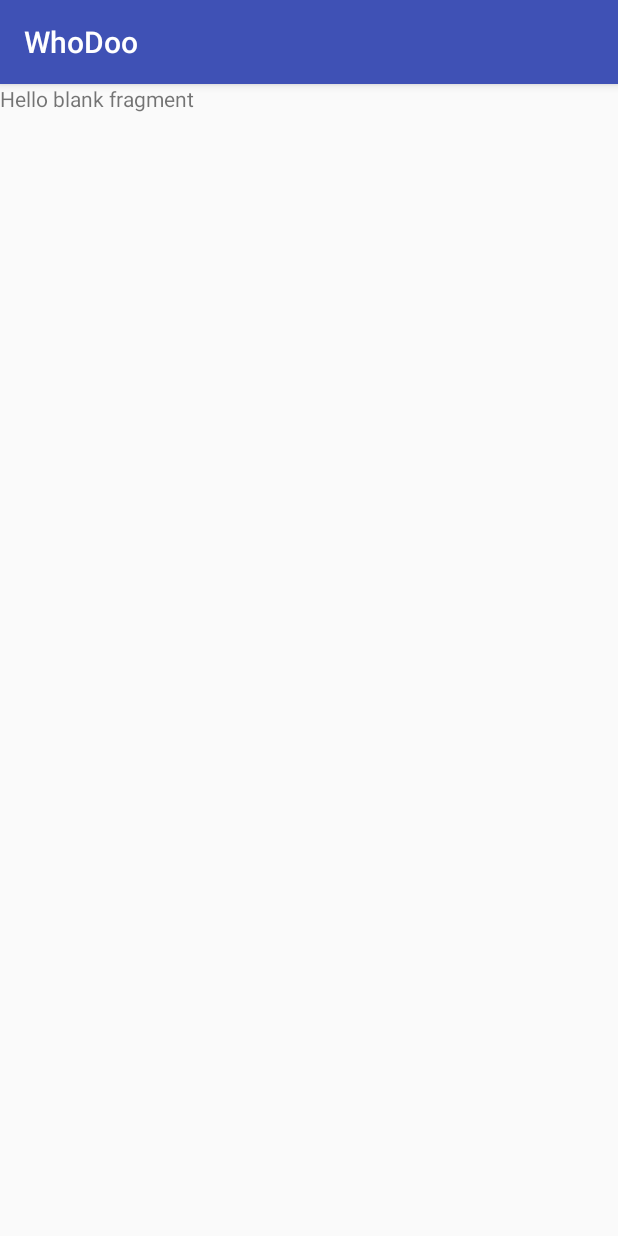
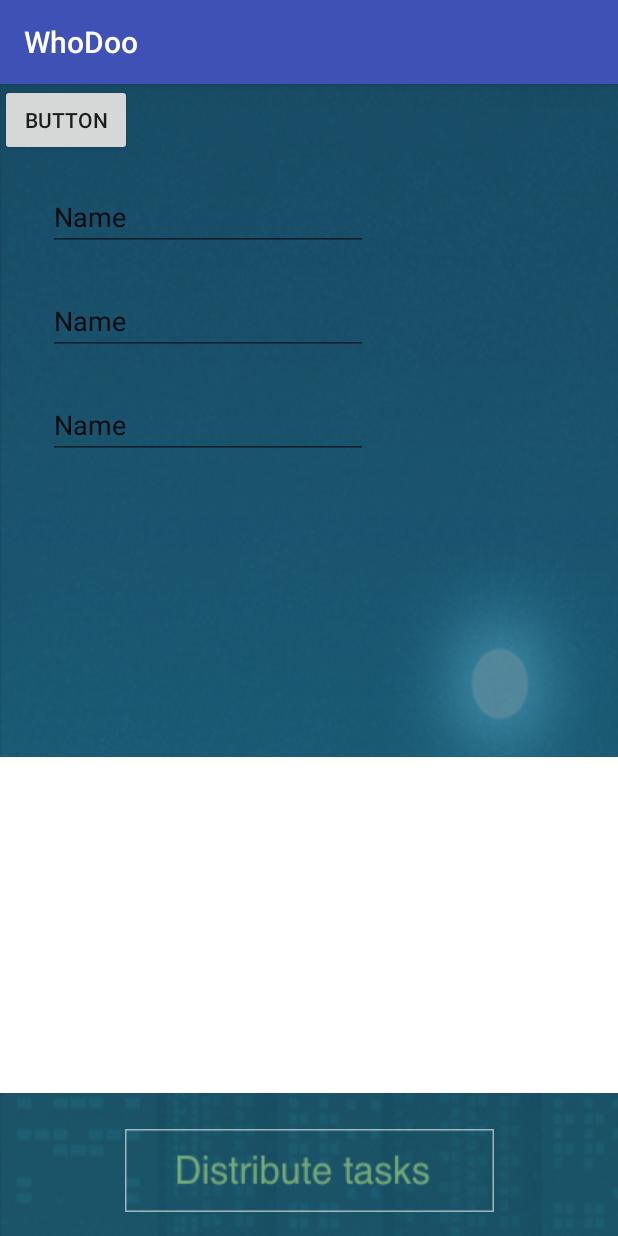
Before and after one commit to junlay/WhoDoo, an Android app: the fragment CreateTaskFragment placed in its activity, on a phone screen of 412 x 824 dp. Run offline under Robolectric (Android 15) with nearby library versions, the phone set to English and light mode, and no system bars.

Commit message:
project create done

```diff
--- a/app/src/main/java/com/example/whodoo/DB/DatabaseSQLite.java
+++ b/app/src/main/java/com/example/whodoo/DB/DatabaseSQLite.java
@@ -46,7 +46,7 @@ public class DatabaseSQLite extends SQLiteOpenHelper {
 
 
     }
-    /*
+
     public void addTask(Task task, int id){
         SQLiteDatabase db = this.getWritableDatabase();
 
@@ -60,7 +60,7 @@ public class DatabaseSQLite extends SQLiteOpenHelper {
         db.insert("tasks",null,cv);
 
     }
-    */
+
     public boolean checkUser(Context context, String email, String password) {
 
         // array of columns to fetch
--- a/app/src/main/java/com/example/whodoo/Fragments/CreateTaskFragment.java
+++ b/app/src/main/java/com/example/whodoo/Fragments/CreateTaskFragment.java
@@ -3,9 +3,13 @@ package com.example.whodoo.Fragments;
 
 import android.os.Bundle;
 import android.support.v4.app.Fragment;
+import android.support.v4.app.FragmentTransaction;
 import android.view.LayoutInflater;
 import android.view.View;
 import android.view.ViewGroup;
+import android.widget.Button;
+import android.widget.EditText;
+import android.widget.Toast;
 
 import com.example.whodoo.R;
 
@@ -13,7 +17,9 @@ import com.example.whodoo.R;
  * A simple {@link Fragment} subclass.
  */
 public class CreateTaskFragment extends Fragment {
-
+    Button backbutton,createButton;
+    View parentholder;
+    EditText titleText, desciptionText, timeText;
 
     public CreateTaskFragment() {
         // Required empty public constructor
@@ -24,7 +30,33 @@ public class CreateTaskFragment extends Fragment {
     public View onCreateView(LayoutInflater inflater, ViewGroup container,
                              Bundle savedInstanceState) {
         // Inflate the layout for this fragment
-        return inflater.inflate(R.layout.fragment_create_task, container, false);
+        parentholder=inflater.inflate(R.layout.fragment_create_task, container, false);
+        final FragmentTransaction fragmentTransaction = getFragmentManager().beginTransaction();
+        backbutton = parentholder.findViewById(R.id.backButton);
+        createButton = parentholder.findViewById(R.id.distributeTask);
+        titleText = parentholder.findViewById(R.id.taskTitleText);
+        desciptionText = parentholder.findViewById(R.id.taskDescription);
+        timeText = parentholder.findViewById(R.id.taskTime);
+
+        backbutton.setOnClickListener(new View.OnClickListener() {
+            @Override
+            public void onClick(View view) {
+                fragmentTransaction.replace(R.id.fragment,new HomeFragment()).commit();
+            }
+        });
+
+        createButton.setOnClickListener(new View.OnClickListener() {
+            @Override
+            public void onClick(View v) {
+                if (titleText.getText().toString().isEmpty()|| desciptionText.getText().toString().isEmpty()|| timeText.getText().toString().isEmpty()) {
+                    Toast.makeText(getContext(), "Please fill in all the fields", Toast.LENGTH_SHORT).show();
+                }else {
+
+                }
+
+            }
+        });
+        return parentholder;
     }
 
 }
--- a/app/src/main/res/layout/fragment_create_task.xml
+++ b/app/src/main/res/layout/fragment_create_task.xml
@@ -1,13 +1,94 @@
 <FrameLayout xmlns:android="http://schemas.android.com/apk/res/android"
+    xmlns:app="http://schemas.android.com/apk/res-auto"
     xmlns:tools="http://schemas.android.com/tools"
     android:layout_width="match_parent"
     android:layout_height="match_parent"
     tools:context="com.example.whodoo.Fragments.CreateTaskFragment">
 
     <!-- TODO: Update blank fragment layout -->
-    <TextView
+
+    <android.support.constraint.ConstraintLayout
         android:layout_width="match_parent"
         android:layout_height="match_parent"
-        android:text="@string/hello_blank_fragment" />
+        android:background="@drawable/background">
 
+        <Button
+            android:id="@+id/distributeTask"
+            android:layout_width="wrap_content"
+            android:layout_height="55dp"
+            android:layout_marginBottom="16dp"
+            android:background="@drawable/distributetasks"
+            app:layout_constraintBottom_toBottomOf="parent"
+            app:layout_constraintLeft_toLeftOf="parent"
+            app:layout_constraintRight_toRightOf="parent" />
+
+        <Button
+            android:id="@+id/backButton"
+            style="@style/Widget.AppCompat.Button"
+            android:layout_width="38dp"
+            android:layout_height="42dp"
+            android:layout_marginLeft="16dp"
+            android:background="@android:drawable/ic_delete"
+            android:text="Back"
+            app:layout_constraintLeft_toLeftOf="parent"
+            app:layout_constraintTop_toTopOf="parent" />
+
+        <EditText
+            android:id="@+id/taskTitleText"
+            android:layout_width="wrap_content"
+            android:layout_height="42dp"
+            android:layout_marginStart="32dp"
+            android:layout_marginTop="27dp"
+            android:ems="10"
+            android:inputType="textPersonName"
+            android:text="Name"
+            app:layout_constraintStart_toStartOf="parent"
+            app:layout_constraintTop_toBottomOf="@+id/backButton" />
+
+        <EditText
+            android:id="@+id/taskTime"
+            android:layout_width="wrap_content"
+            android:layout_height="wrap_content"
+            android:layout_marginLeft="32dp"
+            android:layout_marginTop="24dp"
+            android:ems="10"
+            android:inputType="textPersonName"
+            android:text="Name"
+            app:layout_constraintLeft_toLeftOf="parent"
+            app:layout_constraintTop_toBottomOf="@+id/taskTitleText" />
+
+        <EditText
+            android:id="@+id/taskDescription"
+            android:layout_width="wrap_content"
+            android:layout_height="wrap_content"
+            android:layout_marginStart="32dp"
+            android:layout_marginTop="24dp"
+            android:ems="10"
+            android:inputType="textPersonName"
+            android:text="Name"
+            app:layout_constraintStart_toStartOf="parent"
+            app:layout_constraintTop_toBottomOf="@+id/taskTime" />
+
+        <ListView
+            android:id="@+id/taskListView"
+            android:layout_width="428dp"
+            android:layout_height="224dp"
+            android:layout_marginBottom="24dp"
+            android:background="@android:color/background_light"
+            app:layout_constraintBottom_toTopOf="@+id/distributeTask"
+            app:layout_constraintEnd_toEndOf="parent"
+            app:layout_constraintHorizontal_bias="0.529"
+            app:layout_constraintLeft_toLeftOf="parent"
+            app:layout_constraintRight_toRightOf="parent"
+            app:layout_constraintStart_toStartOf="parent" />
+
+        <Button
+            android:id="@+id/addTask"
+            android:layout_width="wrap_content"
+            android:layout_height="wrap_content"
+            android:text="Button"
+            tools:layout_editor_absoluteX="293dp"
+            tools:layout_editor_absoluteY="204dp" />
+
+    </android.support.constraint.ConstraintLayout>
 </FrameLayout>
```
Also changed, not shown: app/src/main/res/drawable/distributetasks.png (added).
